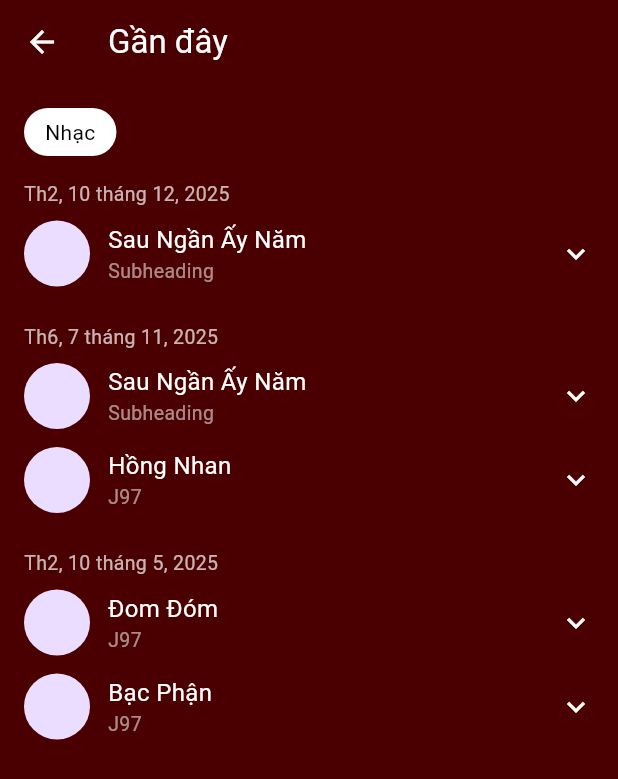
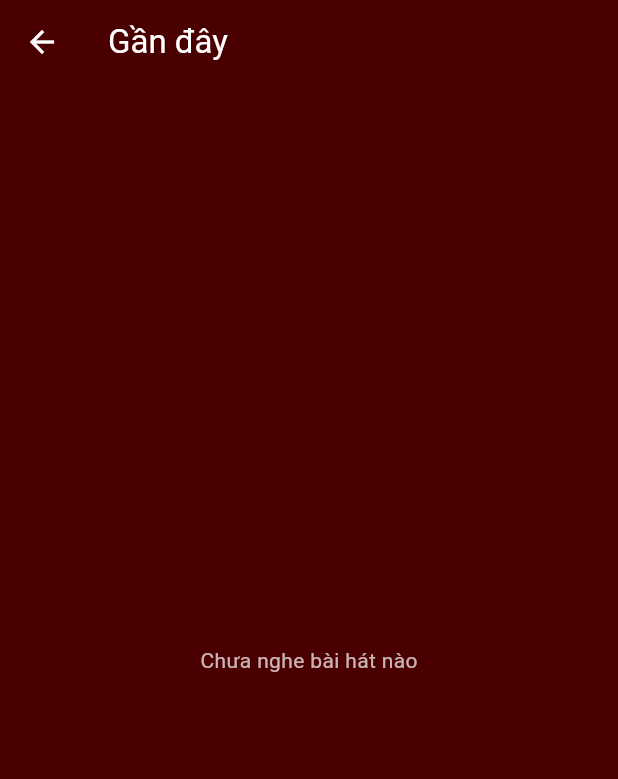
Before and after one commit to Ngocquyen111/TAQ-MUSIC, a Flutter app: the RecentScreen screen opened directly, on a phone screen of 412 x 824 dp. Shown: the top 779 px of the screen. Run offline on Flutter 3.47's test engine with Material 3 defaults, Android fonts, the phone set to English and light mode, and no system bars; our stand-ins replace audioplayers, firebase_auth, firebase_core, google_sign_in; accounts and stored records are empty.

Commit message:
update code

```diff
--- a/lib/screens/home/home_screen.dart
+++ b/lib/screens/home/home_screen.dart
@@ -80,8 +80,6 @@ class _HomeScreenState extends State<HomeScreen> {
               ),
               const SizedBox(width: 12),
               _chip("Tất cả", active: true),
-              const SizedBox(width: 8),
-              _chip("Nhạc đã tải"),
             ],
           ),
           const SizedBox(height: 20),
--- a/lib/screens/library/recent_screen.dart
+++ b/lib/screens/library/recent_screen.dart
@@ -1,110 +1,82 @@
 import 'package:flutter/material.dart';
+import '../../models/song.dart';
+import '../home/artist_detail_screen.dart';
 
 class RecentScreen extends StatelessWidget {
   const RecentScreen({super.key});
 
   @override
   Widget build(BuildContext context) {
+    final songs = MusicStore.recentSongs;
+
     return Scaffold(
       backgroundColor: const Color(0xFF4A0000),
       appBar: AppBar(
         backgroundColor: Colors.transparent,
         elevation: 0,
         leading: IconButton(
-          icon: const Icon(Icons.arrow_back),
+          icon: const Icon(Icons.arrow_back, color: Colors.white),
           onPressed: () => Navigator.pop(context),
         ),
         title: const Text("Gần đây"),
       ),
-      body: ListView(
+      body: songs.isEmpty
+          ? const Center(
+        child: Text(
+          "Chưa nghe bài hát nào",
+          style: TextStyle(color: Colors.white70),
+        ),
+      )
+          : ListView.builder(
         padding: const EdgeInsets.all(16),
-        children: [
-          _chip("Nhạc"),
-
-          const SizedBox(height: 16),
-
-          _date("Th2, 10 tháng 12, 2025"),
-          _songItem("Sau Ngần Ấy Năm", "Subheading"),
-
-          const SizedBox(height: 12),
-
-          _date("Th6, 7 tháng 11, 2025"),
-          _songItem("Sau Ngần Ấy Năm", "Subheading"),
-          _songItem("Hồng Nhan", "J97"),
-
-          const SizedBox(height: 12),
-
-          _date("Th2, 10 tháng 5, 2025"),
-          _songItem("Đom Đóm", "J97"),
-          _songItem("Bạc Phận", "J97"),
-        ],
+        itemCount: songs.length,
+        itemBuilder: (context, index) {
+          final song = songs[index];
+          return _songItem(context, song);
+        },
       ),
     );
   }
 
-  // ===== COMPONENTS =====
-
-  Widget _chip(String text) {
-    return Align(
-      alignment: Alignment.centerLeft,
-      child: Container(
-        padding: const EdgeInsets.symmetric(horizontal: 14, vertical: 6),
-        decoration: BoxDecoration(
-          color: Colors.white,
-          borderRadius: BorderRadius.circular(20),
-        ),
-        child: Text(
-          text,
-          style: const TextStyle(color: Colors.black),
+  Widget _songItem(BuildContext context, Song song) {
+    return InkWell(
+      onTap: () {
+        Navigator.push(
+          context,
+          MaterialPageRoute(
+            builder: (_) => ArtistDetailScreen(
+              artistName: song.artist,
+              artistImage: "assets/images/artist_placeholder.png",
             ),
           ),
         );
-  }
-
-  Widget _date(String text) {
-    return Padding(
-      padding: const EdgeInsets.only(bottom: 8),
-      child: Text(
-        text,
-        style: const TextStyle(
-          color: Colors.white70,
-          fontSize: 13,
-        ),
-      ),
-    );
-  }
-
-  Widget _songItem(String title, String artist) {
-    return Padding(
+      },
+      child: Padding(
         padding: const EdgeInsets.only(bottom: 12),
         child: Row(
           children: [
-          const CircleAvatar(radius: 22),
+            const CircleAvatar(
+              radius: 22,
+              backgroundColor: Colors.white24,
+              child: Icon(Icons.history, color: Colors.white),
+            ),
             const SizedBox(width: 12),
             Expanded(
               child: Column(
                 crossAxisAlignment: CrossAxisAlignment.start,
                 children: [
-                Text(
-                  title,
+                  Text(song.title,
+                      style:
+                      const TextStyle(color: Colors.white, fontSize: 16)),
+                  Text(song.artist,
                       style: const TextStyle(
-                    color: Colors.white,
-                    fontSize: 16,
-                  ),
-                ),
-                Text(
-                  artist,
-                  style: const TextStyle(
-                    color: Colors.white54,
-                    fontSize: 13,
+                          color: Colors.white54, fontSize: 13)),
+                ],
               ),
             ),
           ],
         ),
       ),
-          const Icon(Icons.keyboard_arrow_down, color: Colors.white),
-        ],
-      ),
     );
   }
 }
--- a/lib/services/local_music_store.dart
+++ /dev/null
@@ -1,6 +0,0 @@
-import '../models/song.dart';
-
-class LocalMusicStore {
-  static final List<Song> favoriteSongs = [];
-  static final List<Song> downloadedSongs = [];
-}
```
Also changed, not shown: lib/data/local_music_store.dart (added, +35 -0 lines), lib/screens/home/artist_detail_screen.dart (+154 -157 lines), lib/screens/library/download_screen.dart (+26 -24 lines), lib/screens/library/favorite_screen.dart (+26 -25 lines). Lines whose indentation alone changed are shown as unchanged.
